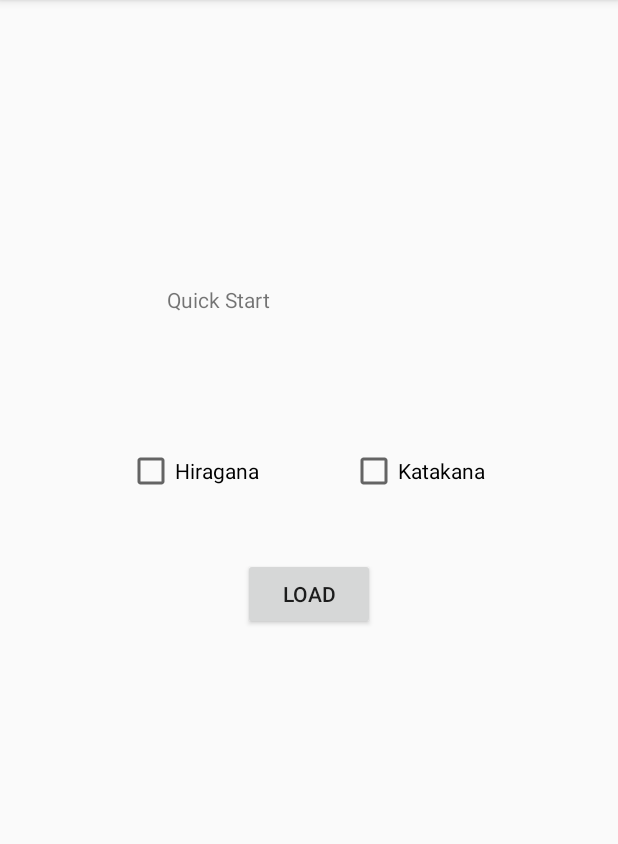
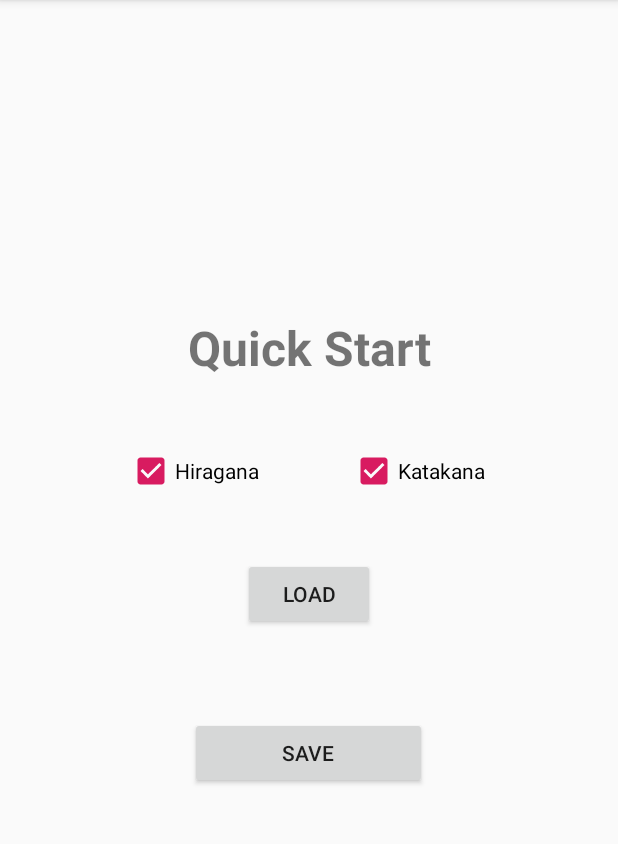
Before and after one commit to Rymoore94/KanaKards, an Android app: the screen it shows after launch (SettingsScreen), after a tap on "SETTINGS", on a phone screen of 412 x 824 dp, the part 84-928 px from its top. Run offline under Robolectric (Android 15) with nearby library versions, the phone set to English and light mode, and no system bars; libraries missing offline, so code that uses them is left out: .

Commit message:
Implemented Settings page. Added ability to save settings, load settings, and set a Quick Start. Major code revisions.

```diff
--- a/app/src/main/java/com/example/ryan/kanakards/MainActivity.kt
+++ b/app/src/main/java/com/example/ryan/kanakards/MainActivity.kt
@@ -3,16 +3,25 @@ package com.example.ryan.kanakards
 import android.content.Intent
 import android.support.v7.app.AppCompatActivity
 import android.os.Bundle
+import android.widget.Toast
 import kotlinx.android.synthetic.main.activity_main.*
+import android.support.v4.app.SupportActivity
+import android.support.v4.app.SupportActivity.ExtraData
+import android.support.v4.content.ContextCompat.getSystemService
+import android.icu.lang.UCharacter.GraphemeClusterBreak.T
 
+
+var quickSettings = SettingsPacket()
 class MainActivity : AppCompatActivity() {
-
+    val SETTING_REQUEST = 1
+    var saver = save(this)
     override fun onCreate(savedInstanceState: Bundle?) {
         super.onCreate(savedInstanceState)
         setContentView(R.layout.activity_main)
+        quickSettings = saver.load()
 
         toExperimental.setOnClickListener{  //Goes to experimental screen
-            val intent = Intent(this, ExperimentalFeatures::class.java)
+            var intent = Intent(this, ExperimentalFeatures::class.java)
             /*USE THIS IF YOU NEED TO PASS INFO INSIDE INTENT
             intent.putExtra("IDENTIFIER", VALUE)
              */
@@ -20,31 +29,51 @@ class MainActivity : AppCompatActivity() {
         }
 
         toSettings.setOnClickListener { //Goes to settings screen
-            val intent = Intent(this, SettingsScreen::class.java)
-            /*USE THIS IF YOU NEED TO PASS INFO INSIDE INTENT
-            intent.putExtra("IDENTIFIER", VALUE)
-             */
-            startActivity(intent)
+            var intent = Intent(this, SettingsScreen::class.java)
+            intent.putExtra("hiraCheck", quickSettings.hira)
+            intent.putExtra("kataCheck", quickSettings.kata)
+            intent.putExtra("customCheck", quickSettings.custom)
+            intent.putExtra("fileName", quickSettings.filename)
+            startActivityForResult(intent, SETTING_REQUEST)
         }
 
         toHira.setOnClickListener { //Goes to card viewer with only Hira
-            val intent = Intent(this, CardViewer::class.java)
+            var intent = Intent(this, CardViewer::class.java)
             intent.putExtra("toLoad", "hira")
             startActivity(intent)
         }
 
         toKata.setOnClickListener { //Goes to card viewer with only Kata
-            val intent = Intent(this, CardViewer::class.java)
+            var intent = Intent(this, CardViewer::class.java)
             intent.putExtra("toLoad", "kata")
             startActivity(intent)
         }
 
         toQuick.setOnClickListener {    //Goes to card viewer with settings applied
-            val intent = Intent(this, CardViewer::class.java)
-            intent.putExtra("toLoad", "both")
-            startActivity(intent)
+            var intent = Intent(this, CardViewer::class.java)
+            if((quickSettings.hira == true) || (quickSettings.kata == true)) {
+                if ((quickSettings.hira == true) && (quickSettings.kata == true))
+                    intent.putExtra("toLoad", "both")
+                else if (quickSettings.hira == true)
+                    intent.putExtra("toLoad", "hira")
+                else if (quickSettings.kata == true)
+                    intent.putExtra("toLoad", "kata")
+                startActivity(intent)
+            }
+            else
+                Toast.makeText(this, "No Quick Start has been set", Toast.LENGTH_SHORT).show()
+        }//TODO add case for custom file as quick start
+    }
+   override fun onActivityResult(requestCode: Int, resultCode: Int, data: Intent?) {
+       Toast.makeText(this, "saved", Toast.LENGTH_SHORT).show()
+        if (requestCode == SETTING_REQUEST) {
+            if (resultCode == SettingsScreen.RESULT_OK) {
+                saver.save(SettingsPacket((data!!.getBooleanExtra("hiraCheck", true)),
+                    data.getBooleanExtra("kataCheck", true),
+                    data.getBooleanExtra("customCheck", false),
+                    data.getStringExtra("fileName")))
+                quickSettings = saver.load()
+            }
         }
-
-
     }
 }
--- /dev/null
+++ b/app/src/main/java/com/example/ryan/kanakards/SettingsPacket.java
@@ -0,0 +1,43 @@
+package com.example.ryan.kanakards;
+
+public class SettingsPacket {
+    private boolean hira;
+    private boolean kata;
+    private boolean custom;
+    private String fileName;
+
+    SettingsPacket(){
+        hira = true;
+        kata = true;
+        custom = false;
+        fileName = "";
+    }
+
+    SettingsPacket(boolean _hira, boolean _kata, boolean _custom, String _fileName){
+        hira = _hira;
+        kata = _kata;
+        custom = _custom;
+        fileName = _fileName;
+    }
+
+    SettingsPacket(boolean _hira, boolean _kata){
+        hira = _hira;
+        kata = _kata;
+    }
+
+    public boolean getHira(){
+        return hira;
+    }
+
+    public boolean getKata(){
+        return kata;
+    }
+
+    public boolean getCustom(){
+        return custom;
+    }
+
+    public String getFilename(){
+        return fileName;
+    }
+}
--- a/app/src/main/java/com/example/ryan/kanakards/SettingsScreen.java
+++ b/app/src/main/java/com/example/ryan/kanakards/SettingsScreen.java
@@ -1,13 +1,61 @@
 package com.example.ryan.kanakards;
 
+import android.content.Intent;
 import android.support.v7.app.AppCompatActivity;
 import android.os.Bundle;
+import android.view.View;
+import android.widget.Button;
+import android.widget.CheckBox;
+import android.widget.CompoundButton;
+import android.widget.Toast;
 
 public class SettingsScreen extends AppCompatActivity {
-
+    CheckBox hiraCheck;
+    CheckBox kataCheck;
+    Button saveButt;
+    boolean hiraSet;
+    boolean kataSet;
+    boolean customSet;
+    String fileName;
     @Override
     protected void onCreate(Bundle savedInstanceState) {
         super.onCreate(savedInstanceState);
         setContentView(R.layout.activity_settings_screen);
+        Intent intent = getIntent();
+        hiraSet = intent.getBooleanExtra("hiraCheck", true);
+        kataSet = intent.getBooleanExtra("kataCheck", true);
+        customSet = intent.getBooleanExtra("customCheck", false);
+        fileName = intent.getStringExtra("fileName");
+        hiraCheck = findViewById(R.id.checkHira);
+        kataCheck = findViewById(R.id.checkKata);
+        saveButt = findViewById(R.id.saveButt);
+
+        hiraCheck.setChecked(hiraSet);
+        kataCheck.setChecked(kataSet);
+
+        hiraCheck.setOnCheckedChangeListener(new CompoundButton.OnCheckedChangeListener() {
+            @Override
+            public void onCheckedChanged(CompoundButton buttonView, boolean isChecked) {
+                hiraSet = isChecked;
+            }});
+
+        kataCheck.setOnCheckedChangeListener(new CompoundButton.OnCheckedChangeListener() {
+            @Override
+            public void onCheckedChanged(CompoundButton buttonView, boolean isChecked) {
+                kataSet = isChecked;
+            }});
+
+
+        saveButt.setOnClickListener(new View.OnClickListener() {
+            public void onClick(View view) {
+                Intent result = new Intent();
+                result.putExtra("hiraCheck", hiraSet);
+                result.putExtra("kataCheck", kataSet);
+                result.putExtra("customCheck", customSet);
+                result.putExtra("fileName", fileName);
+                setResult(SettingsScreen.RESULT_OK, result);
+                finish();
+            }
+        });
     }
 }
--- /dev/null
+++ b/app/src/main/java/com/example/ryan/kanakards/save.java
@@ -0,0 +1,34 @@
+package com.example.ryan.kanakards;
+
+import android.content.Context;
+import android.content.SharedPreferences;
+import android.preference.PreferenceManager;
+
+public class save {
+
+    Context context;
+
+    public save(Context _context){
+        context = _context;
+    }
+
+    public void save(SettingsPacket data){
+        SharedPreferences saveData = PreferenceManager.getDefaultSharedPreferences(context);
+        SharedPreferences.Editor saver = saveData.edit();
+        saver.putBoolean("hira", data.getHira());
+        saver.putBoolean("kata", data.getKata());
+        saver.putBoolean("custom", data.getCustom());
+        saver.putString("fileName", data.getFilename());
+        saver.apply();
+    }
+
+    public SettingsPacket load(){
+        SharedPreferences saveData = PreferenceManager.getDefaultSharedPreferences(context);
+        if(!saveData.contains("hira"))
+            save(new SettingsPacket(true, true, false, ""));
+        return(new SettingsPacket(saveData.getBoolean("hira", true),
+                saveData.getBoolean("kata", true),
+                saveData.getBoolean("custom", false),
+                saveData.getString("fileName", null)));
+    }
+}
--- a/app/src/main/res/layout/activity_settings_screen.xml
+++ b/app/src/main/res/layout/activity_settings_screen.xml
@@ -8,10 +8,13 @@
 
     <TextView
             android:id="@+id/settingQuickstart"
-            android:layout_width="189dp"
-            android:layout_height="82dp"
+            android:layout_width="184dp"
+            android:layout_height="62dp"
             android:layout_marginBottom="26dp"
             android:text="Quick Start"
+            android:textAlignment="center"
+            android:textSize="32sp"
+            android:textStyle="bold"
             app:layout_constraintBottom_toTopOf="@+id/checkHira"
             app:layout_constraintEnd_toEndOf="parent"
             app:layout_constraintStart_toStartOf="parent" />
@@ -22,7 +25,9 @@
             android:layout_height="wrap_content"
             android:layout_marginTop="298dp"
             android:layout_marginEnd="77dp"
+            android:layout_marginBottom="272dp"
             android:text="Hiragana"
+            app:layout_constraintBottom_toTopOf="@+id/saveButt"
             app:layout_constraintEnd_toEndOf="@+id/loadCharacters"
             app:layout_constraintTop_toTopOf="parent" />
 
@@ -45,4 +50,15 @@
             app:layout_constraintEnd_toEndOf="parent"
             app:layout_constraintStart_toStartOf="parent"
             app:layout_constraintTop_toBottomOf="@+id/checkHira" />
+
+    <Button
+            android:id="@+id/saveButt"
+            android:layout_width="158dp"
+            android:layout_height="0dp"
+            android:layout_marginTop="148dp"
+            android:text="save"
+            app:layout_constraintEnd_toEndOf="parent"
+            app:layout_constraintHorizontal_bias="0.498"
+            app:layout_constraintStart_toStartOf="parent"
+            app:layout_constraintTop_toBottomOf="@+id/checkHira" />
 </android.support.constraint.ConstraintLayout>
```
